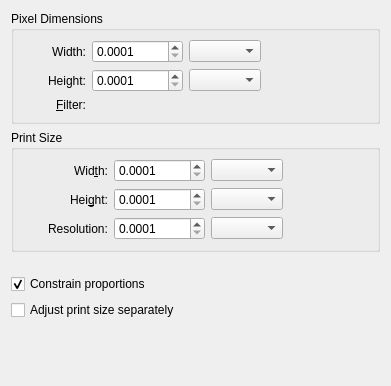
Qt form plugins/extensions/imagesize/wdg_imagesize.ui (KDE/krita) before a commit.
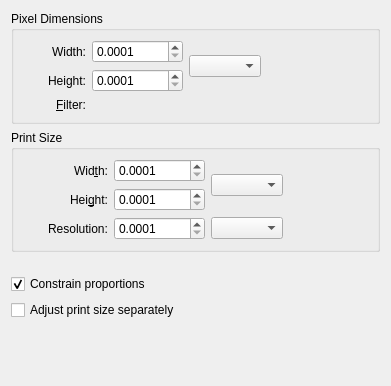
The same form after that commit. Custom widgets are drawn as their Qt base class.

Commit message:
Fix cyclic dependencies in Image Size dialog
1) Now the dialog uses KisAspectRatioLocker and
   KisAcyclicSignalConnector which break update loops
   that caused rounding errors right after opening the
   dialog.

2) Now the user can choose the unit of the field by switching
   a single combo box, not two separate ones: for width and height.

What changed in the file:
```diff
--- a/plugins/extensions/imagesize/wdg_imagesize.ui
+++ b/plugins/extensions/imagesize/wdg_imagesize.ui
@@ -45,9 +45,6 @@
         </property>
        </widget>
       </item>
-      <item row="0" column="3">
-       <widget class="QComboBox" name="pixelWidthUnit"/>
-      </item>
       <item row="0" column="0">
        <spacer name="horizontalSpacer_2">
         <property name="orientation">
@@ -94,9 +91,6 @@
         </property>
        </widget>
       </item>
-      <item row="1" column="3">
-       <widget class="QComboBox" name="pixelHeightUnit"/>
-      </item>
       <item row="1" column="1">
        <widget class="QLabel" name="lblPixelHeight">
         <property name="text">
@@ -148,6 +142,9 @@
       <item row="2" column="2" colspan="2">
        <widget class="KisCmbIDList" name="pixelFilterCmb" native="true"/>
       </item>
+      <item row="0" column="3" rowspan="2">
+       <widget class="QComboBox" name="pixelSizeUnit"/>
+      </item>
      </layout>
     </widget>
    </item>
@@ -173,9 +170,6 @@
         </property>
        </widget>
       </item>
-      <item row="1" column="3">
-       <widget class="QComboBox" name="printHeightUnit"/>
-      </item>
       <item row="0" column="2">
        <widget class="KisDoubleParseUnitSpinBox" name="printWidth">
         <property name="minimumSize">
@@ -240,9 +234,6 @@
         </property>
        </widget>
       </item>
-      <item row="0" column="3">
-       <widget class="QComboBox" name="printWidthUnit"/>
-      </item>
       <item row="2" column="1">
        <widget class="QLabel" name="lblResolution">
         <property name="text">
@@ -313,6 +304,9 @@
         </property>
        </spacer>
       </item>
+      <item row="0" column="3" rowspan="2">
+       <widget class="QComboBox" name="printWidthUnit"/>
+      </item>
      </layout>
     </widget>
    </item>
```
Left out of the diff: 4 changed lines with no effect on the pictures. The commit also changes 4 other files.
